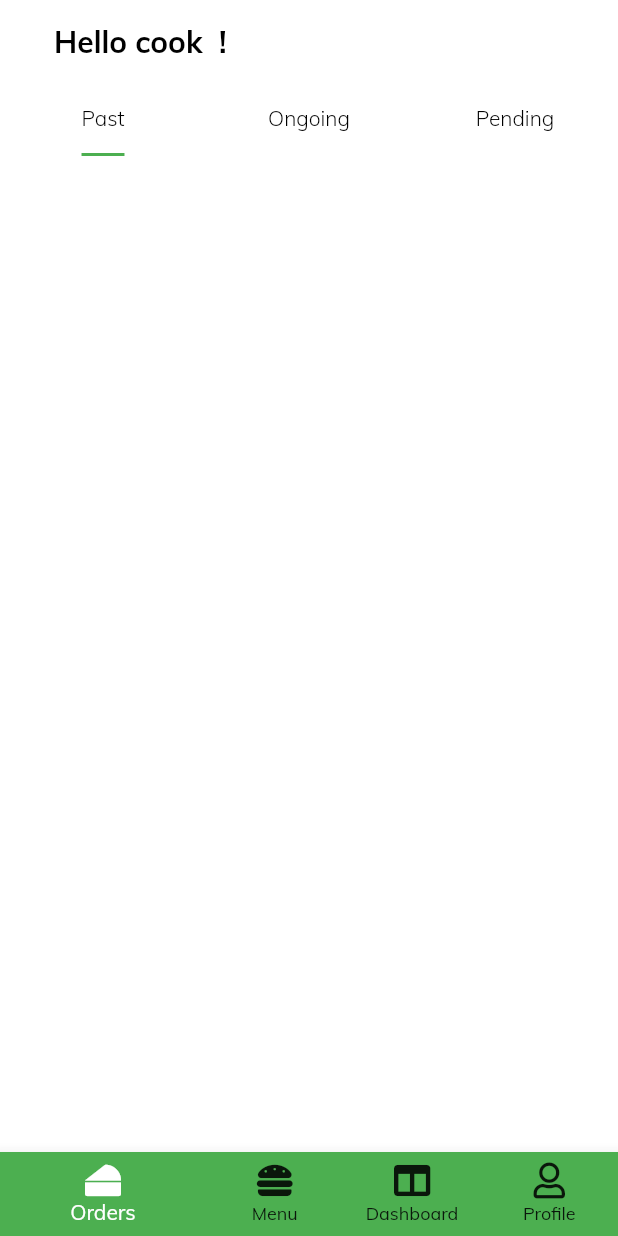
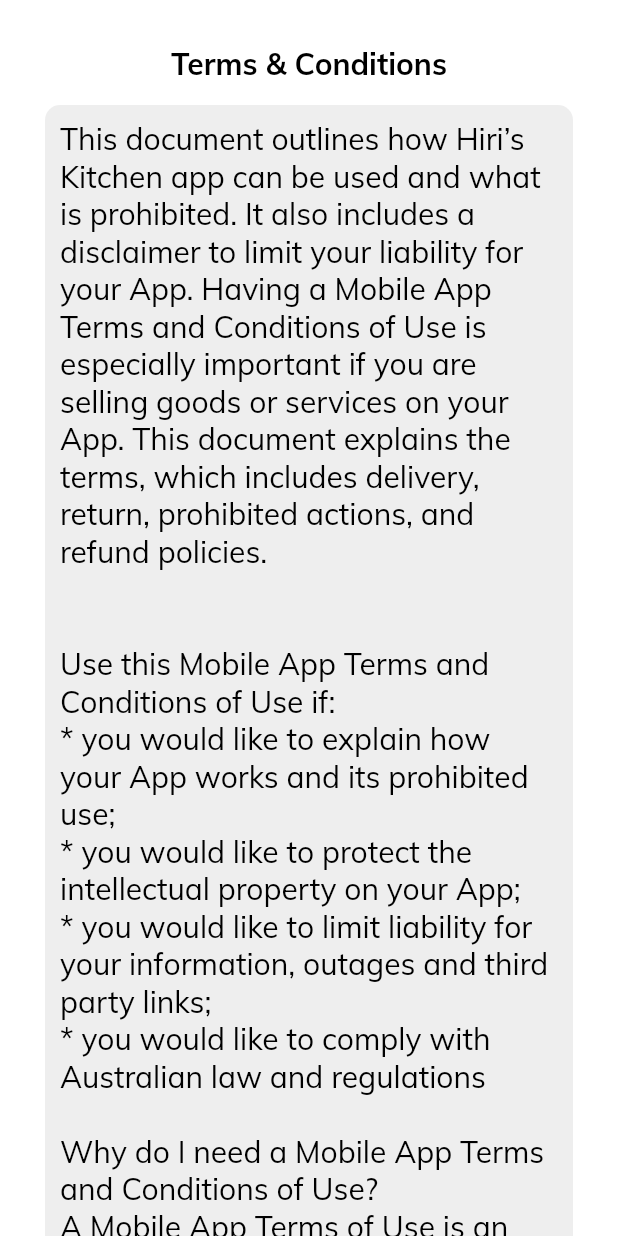
Before and after one commit to hirishegank/hiri_chef, a Flutter app: the screen it shows after launch, after a tap on the "skip next" icon, after a tap on the "done" icon, on a phone screen of 412 x 824 dp. Run offline on Flutter 3.47's test engine with Material 2 defaults, Android fonts, the phone set to English and light mode, and no system bars; our stand-ins replace cloud_firestore, file_picker, firebase_auth, firebase_storage, flutter_rating_bar, font_awesome_flutter and 2 more; missing offline and left inert: barcode_scan; accounts and stored records are empty; network calls fail.

Commit message:
flat delivery fee added

```diff
--- a/lib/components/big_button.dart
+++ b/lib/components/big_button.dart
@@ -5,14 +5,19 @@ import '../constants.dart';
 class BigButton extends StatelessWidget {
   final String text;
   final Function onPressed;
+  final bgColor;
   final double fontsize;
-  const BigButton({@required this.text, this.onPressed, this.fontsize = 25});
+  const BigButton(
+      {@required this.text,
+      this.onPressed,
+      this.fontsize = 25,
+      this.bgColor = kBigButtonColor});
 
   @override
   Widget build(BuildContext context) {
     return MaterialButton(
       onPressed: onPressed,
-      color: kBigButtonColor,
+      color: bgColor,
       minWidth: 200.0,
       elevation: 0,
       padding: EdgeInsets.symmetric(vertical: 10.0, horizontal: 100.0),
--- a/lib/screens/food_confirm_order.dart
+++ b/lib/screens/food_confirm_order.dart
@@ -201,7 +201,8 @@ class OrderConfirmPage extends StatelessWidget {
                               children: <Widget>[
                                 Text('Delivery Fee'),
                                 Text(
-                                    'LKR ${snapshot.data['delivery_fee'].toStringAsFixed(2)}')
+                                    // 'LKR ${snapshot.data['delivery_fee'].toStringAsFixed(2)}')
+                                    'LKR 150.00')
                               ],
                             ),
                           ),
@@ -220,7 +221,8 @@ class OrderConfirmPage extends StatelessWidget {
                                       fontWeight: FontWeight.bold),
                                 ),
                                 Text(
-                                  'LKR ${(snapshot.data['delivery_fee'] + futureSnapshot.data['price'] * snapshot.data['quantity']).toStringAsFixed(2)}',
+                                  // 'LKR ${(snapshot.data['delivery_fee'] + futureSnapshot.data['price'] * snapshot.data['quantity']).toStringAsFixed(2)}',
+                                  'LKR ${(150 + futureSnapshot.data['price'] * snapshot.data['quantity']).toStringAsFixed(2)}',
                                   style: TextStyle(
                                       fontSize: 25,
                                       fontWeight: FontWeight.bold),
--- /dev/null
+++ b/lib/screens/terms_screen.dart
@@ -0,0 +1,173 @@
+import 'package:flutter/material.dart';
+import 'package:user/components/big_button.dart';
+import 'package:user/screens/mobile_verification.dart';
+
+import '../constants.dart';
+
+class TermsScreen extends StatefulWidget {
+  @override
+  _TermsScreenState createState() => _TermsScreenState();
+}
+
+class _TermsScreenState extends State<TermsScreen> {
+  bool _isAccepted = false;
+  String terms = """
+This document outlines how Hiri’s Kitchen app can be used and what is prohibited. It also includes a disclaimer to limit your liability for your App. Having a Mobile App Terms and Conditions of Use is especially important if you are selling goods or services on your App. This document explains the terms, which includes delivery, return, prohibited actions, and refund policies.
+
+
+Use this Mobile App Terms and Conditions of Use if:
+* you would like to explain how your App works and its prohibited use;
+* you would like to protect the intellectual property on your App;
+* you would like to limit liability for your information, outages and third party links;
+* you would like to comply with Australian law and regulations
+
+Why do I need a Mobile App Terms and Conditions of Use?
+A Mobile App Terms of Use is an important document for every Mobile Application. It allows the operator to set out the rules for using their App. It also allows the operator to protect their intellectual property and limit their liability for the App.
+
+What does this Mobile App Terms and Conditions of Use cover?
+* the user’s rights and a licence to use the App;
+* your ownership and intellectual property of the App;
+* limiting liability for third party links;
+* Australian consumer law and consumer guarantees;
+* delivery of goods, returns and refunds policy;
+* payment details;
+* privacy and a disclaimer for warranties;
+* disclosure of information;
+* competitor and restricted access
+
+Do I have to include a Terms and Conditions for my app?
+You do not have to include Terms and Conditions for your app, however it is recommended that you do. Terms and Conditions can help prevent the misuse and abuse of your app, limit liability from your company and ensure that the content that you own remains yours
+
+What should my app Terms and Conditions include?
+Your app's Terms and Conditions should include how users can use your app and their obligations and rights when using the app. The Terms and Conditions also contains your rights as the owner of the app and the rights you have over your app and its intellectual property. The Terms and Conditions should outline who is able to download the app and if their are any factors that may restrict the downloading of the app, such as age or country of download. If your app is available for download in other countries, it is essential that you include the different laws that may apply when the app is used in another country.
+The Office of the Australian Information Commissioner requires smartphone app developers to embed privacy policies within Terms and Conditions as well. Your Terms and Conditions should also outline the how a user can terminate this agreement, as well as the ramifications of breaching the Terms and Conditions. The Terms and Conditions should also include how personal information is dealt with; how it is stored and how breaches of personal information will be dealt with
+
+How do I make my app Terms and Conditions binding?
+A contract if formed once an offer is proposed and then accepted. When using an app, you are agreeing to the apps Terms and Conditions and are therefore accepting them. From this understanding, a contract is formed. To ensure that the Terms and Conditions are legally binding, ensure that the Terms and Conditions are clearly accessible and viewable before the user downloads the application and when they are using it
+
+Do I need to include additional terms if I am using third party providers (e.g Google Maps, open-source code)?
+Yes, you do need to include additional terms for third party providers if they are used within your app. Especially if these services utilise the function of another party’s service
+
+Where should I publish my application Terms and Conditions?
+Your Terms and Conditions should be published on the platform/s that it can be downloaded from. If your application has a website, the Terms and Conditions should also be viewable on there
+
+What else can I do to legally protect my app?
+There are many other steps that can be taken to protect your app and its intellectual property. You could hire a lawyer to ensure that your app is legally protected. A lawyer can provide you with advice on how to protect your app, as well as ensure that your app is legally protected. Other ways to protect your app include trademarking its name, using non-disclosure agreements and the signing over of copyright from your apps developers. Taking precautions like this, can help ensure that your app is legally protected.
+
+
+
+  """;
+
+  String privacy = """
+
+At Website Name, accessible at Website.com, one of our main priorities is the privacy of our visitors. This Privacy Policy document contains types of information that is collected and recorded by Website Name and how we use it.
+If you have additional questions or require more information about our Privacy Policy, do not hesitate to contact us through email at Email@Website.com
+This privacy policy applies only to our online activities and is valid for visitors to our website with regards to the information that they shared and/or collect in Website Name. This policy is not applicable to any information collected offline or via channels other than this website.
+
+Consent
+By using our website, you hereby consent to our Privacy Policy and agree to its terms.
+
+Information we collect
+The personal information that you are asked to provide, and the reasons why you are asked to provide it, will be made clear to you at the point we ask you to provide your personal information.
+If you contact us directly, we may receive additional information about you such as your name, email address, phone number, the contents of the message and/or attachments you may send us, and any other information you may choose to provide.
+When you register for an Account, we may ask for your contact information, including items such as name, company name, address, email address, and telephone number.
+How we use your information
+We use the information we collect in various ways, including to:
+* Provide, operate, and maintain our webste
+* Improve, personalize, and expand our webste
+* Understand and analyze how you use our webste
+* Develop new products, services, features, and functionality
+* Communicate with you, either directly or through one of our partners, including for customer service, to provide you with updates and other information relating to the webste, and for marketing and promotional purposes
+* Send you emails
+* Find and prevent fraud
+  """;
+
+  @override
+  Widget build(BuildContext context) {
+    return Scaffold(
+      body: SingleChildScrollView(
+        scrollDirection: Axis.vertical,
+        child: Column(
+          crossAxisAlignment: CrossAxisAlignment.stretch,
+          children: <Widget>[
+            Padding(
+              padding:
+                  const EdgeInsets.symmetric(horizontal: 30.0, vertical: 10),
+              child: Column(
+                crossAxisAlignment: CrossAxisAlignment.center,
+                children: <Widget>[
+                  Padding(
+                    padding: const EdgeInsets.only(top: 20.0),
+                    child: Text(
+                      'Terms & Conditions',
+                      style: TextStyle(fontWeight: FontWeight.bold),
+                    ),
+                  ),
+                  SizedBox(
+                    height: 15,
+                  ),
+                  Container(
+                    padding: const EdgeInsets.all(10.0),
+                    child: Text(this.terms),
+                    decoration: BoxDecoration(
+                        color: Colors.grey.shade200,
+                        borderRadius: BorderRadius.circular(10)),
+                  ),
+                  Padding(
+                    padding: const EdgeInsets.only(top: 20.0),
+                    child: Text(
+                      'Privacy Policy',
+                      style: TextStyle(fontWeight: FontWeight.bold),
+                    ),
+                  ),
+                  SizedBox(
+                    height: 15,
+                  ),
+                  Container(
+                    padding: const EdgeInsets.all(10.0),
+                    child: Text(this.privacy),
+                    decoration: BoxDecoration(
+                        color: Colors.grey.shade200,
+                        borderRadius: BorderRadius.circular(10)),
+                  ),
+                  SizedBox(
+                    height: 10,
+                  ),
+                  Row(
+                    children: <Widget>[
+                      Checkbox(
+                        onChanged: (value) {
+                          setState(() {
+                            this._isAccepted = value;
+                          });
+                        },
+                        value: _isAccepted,
+                      ),
+                      Expanded(
+                        child: Text(
+                            "I agree to the privacy policy, terms and condition of Hiri's Kitchen."),
+                      )
+                    ],
+                  )
+                ],
+              ),
+            ),
+            Padding(
+              padding:
+                  const EdgeInsets.symmetric(horizontal: 30.0, vertical: 20),
+              child: BigButton(
+                bgColor: _isAccepted ? kBigButtonColor : Colors.grey.shade500,
+                text: 'Continue',
+                onPressed: () {
+                  if (_isAccepted)
+                    Navigator.of(context).pushReplacement(MaterialPageRoute(
+                        builder: (context) => MobileVerificationPage()));
+                },
+              ),
+            ),
+          ],
+        ),
+      ),
+    );
+  }
+}
--- a/lib/screens/walkthrough.dart
+++ b/lib/screens/walkthrough.dart
@@ -3,6 +3,7 @@ import 'package:intro_slider/dot_animation_enum.dart';
 import 'package:intro_slider/intro_slider.dart';
 import 'package:intro_slider/slide_object.dart';
 import 'package:user/screens/mobile_verification.dart';
+import 'package:user/screens/terms_screen.dart';
 
 class Walkthrough extends StatefulWidget {
   Walkthrough({Key key}) : super(key: key);
@@ -26,13 +27,13 @@ class _WalkthroughState extends State<Walkthrough> {
             color: Color(0xff3da4ab),
             fontSize: 30.0,
             fontWeight: FontWeight.bold,
-            fontFamily: 'RobotoMono'),
+            fontFamily: 'Muli'),
         description: "Explore\n the\n food culture\n with\n Hiri’s Kitchen",
         styleDescription: TextStyle(
             color: Color(0xfffe9c8f),
             fontSize: 20.0,
             fontStyle: FontStyle.italic,
-            fontFamily: 'Raleway'),
+            fontFamily: 'Muli'),
         pathImage: "assets/img/walk1.png",
       ),
     );
@@ -43,13 +44,13 @@ class _WalkthroughState extends State<Walkthrough> {
             color: Color(0xff3da4ab),
             fontSize: 30.0,
             fontWeight: FontWeight.bold,
-            fontFamily: 'RobotoMono'),
+            fontFamily: 'Muli'),
         description: "Authentic\n food\n is on your\n Door step",
         styleDescription: TextStyle(
             color: Color(0xfffe9c8f),
             fontSize: 20.0,
             fontStyle: FontStyle.italic,
-            fontFamily: 'Raleway'),
+            fontFamily: 'Muli'),
         pathImage: "assets/img/walk2.png",
       ),
     );
@@ -60,13 +61,13 @@ class _WalkthroughState extends State<Walkthrough> {
             color: Color(0xff3da4ab),
             fontSize: 30.0,
             fontWeight: FontWeight.bold,
-            fontFamily: 'RobotoMono'),
+            fontFamily: 'Muli'),
         description: "Celebrate\n your\n ordered food !!",
         styleDescription: TextStyle(
             color: Color(0xfffe9c8f),
             fontSize: 40.0,
             fontStyle: FontStyle.italic,
-            fontFamily: 'Raleway'),
+            fontFamily: 'Muli'),
         pathImage: "assets/img/walk3.png",
       ),
     );
@@ -74,7 +75,7 @@ class _WalkthroughState extends State<Walkthrough> {
 
   void onDonePress() {
     Navigator.of(context).pushReplacement(
-        MaterialPageRoute(builder: (context) => MobileVerificationPage()));
+        MaterialPageRoute(builder: (context) => TermsScreen()));
   }
 
   void onTabChangeCompleted(index) {
@@ -145,7 +146,7 @@ class _WalkthroughState extends State<Walkthrough> {
                       currentSlide.description,
                       textAlign: TextAlign.center,
                       style: TextStyle(
-                        fontFamily: 'Pacifico',
+                        fontFamily: 'Muli',
                         fontWeight: FontWeight.w900,
                         fontSize: 45,
                         color: Colors.white,
```
